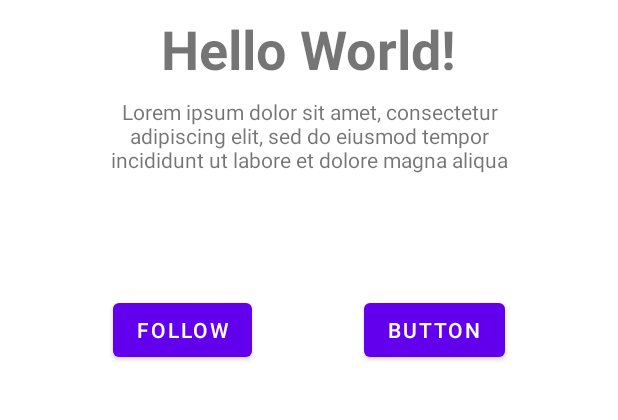
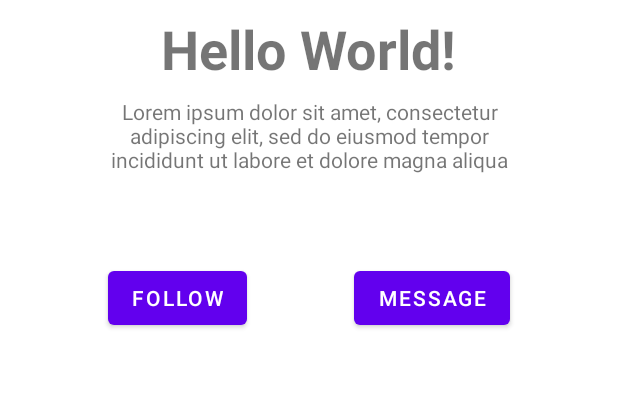
Before and after one commit to MAD11877/mad21-practical-2---android-activity-KeithTohx, an Android app: the screen it shows after launch (MainActivity), on a phone screen of 412 x 824 dp, the part 324-744 px from its top. Run offline under Robolectric (Android 15) with nearby library versions, the phone set to English and light mode, and no system bars.

Commit message:
edited layout

```diff
--- a/app/src/main/res/layout/activity_main.xml
+++ b/app/src/main/res/layout/activity_main.xml
@@ -24,17 +24,17 @@
                 android:layout_height="wrap_content"
                 android:layout_marginTop="16dp"
                 android:text="Follow"
-                app:layout_constraintEnd_toStartOf="@+id/button2"
+                app:layout_constraintEnd_toStartOf="@+id/message"
                 app:layout_constraintHorizontal_bias="0.5"
                 app:layout_constraintStart_toStartOf="parent"
                 app:layout_constraintTop_toBottomOf="@+id/description" />
 
             <Button
-                android:id="@+id/button2"
+                android:id="@+id/message"
                 android:layout_width="wrap_content"
                 android:layout_height="wrap_content"
                 android:layout_marginTop="16dp"
-                android:text="Button"
+                android:text="Message"
                 app:layout_constraintEnd_toEndOf="parent"
                 app:layout_constraintHorizontal_bias="0.5"
                 app:layout_constraintStart_toEndOf="@+id/follow"
@@ -42,13 +42,14 @@
 
             <TextView
                 android:id="@+id/description"
-                android:layout_width="298dp"
-                android:layout_height="115dp"
+                android:layout_width="296dp"
+                android:layout_height="94dp"
                 android:layout_marginStart="32dp"
                 android:layout_marginTop="8dp"
                 android:layout_marginEnd="32dp"
                 android:textAlignment="center"
                 app:layout_constraintEnd_toEndOf="parent"
+                app:layout_constraintHorizontal_bias="0.5"
                 app:layout_constraintStart_toStartOf="parent"
                 app:layout_constraintTop_toBottomOf="@+id/name" />
 
```
